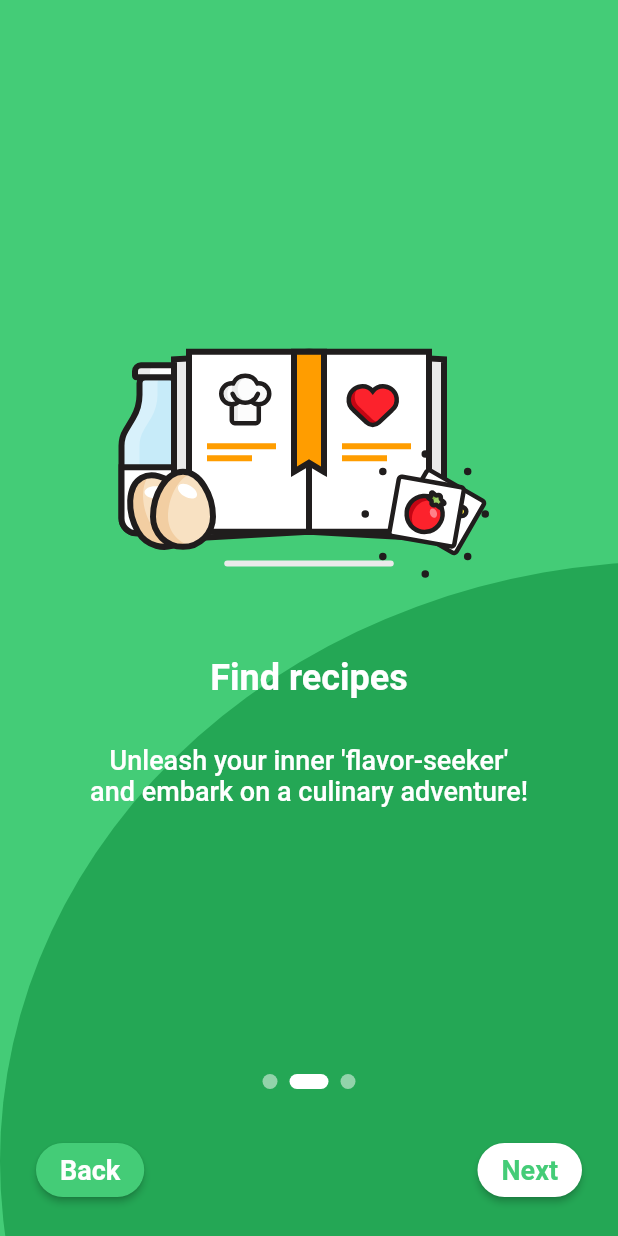
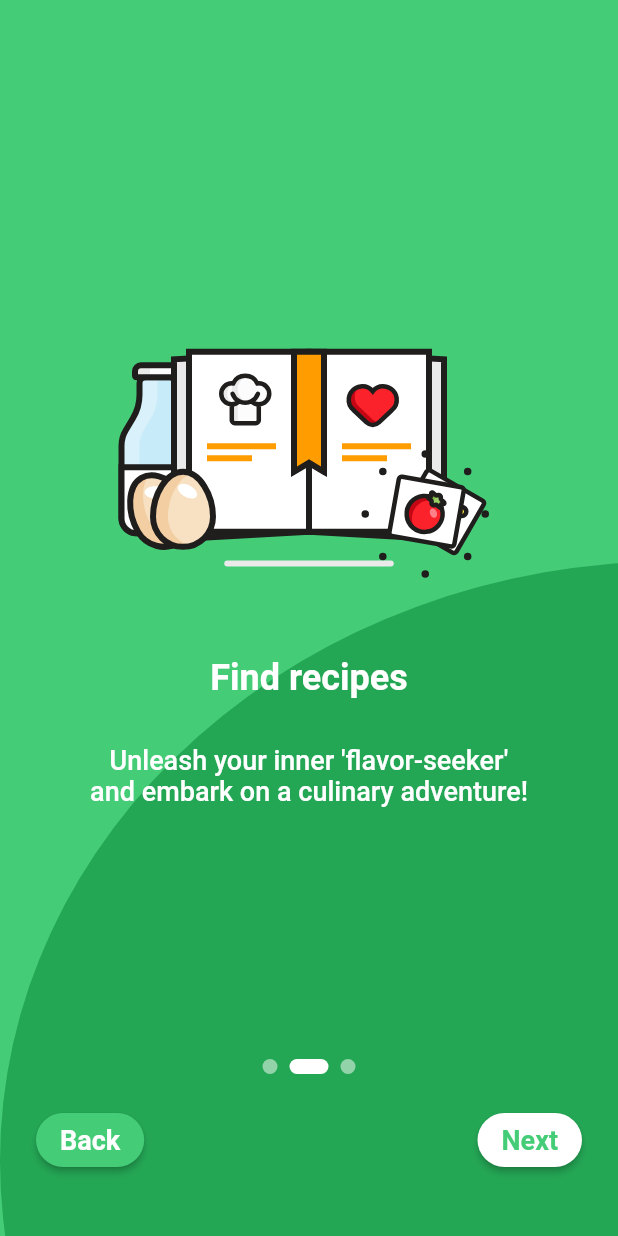
Before and after one commit to eivanphils/Tasty-Trove, a Flutter app: the screen it shows after launch, swiped to page 2, on a phone screen of 412 x 824 dp. Run offline on Flutter 3.47's test engine with Material 2 defaults, Android fonts, the phone set to English and light mode, and no system bars; our stand-ins replace lottie.

Commit message:
Ajuste de botones

```diff
--- a/lib/screens/get_started_screen.dart
+++ b/lib/screens/get_started_screen.dart
@@ -186,7 +186,7 @@ class _PaginationInfo extends StatelessWidget {
       valueListenable: selectedIndex,
       builder: (context, index, child) {
         return Padding(
-          padding: const EdgeInsets.only(top: 16, bottom: 10),
+          padding: const EdgeInsets.only(top: 16),
           child: Wrap(
               spacing: 8,
               children: List.generate(3, (indexIndicator) {
@@ -221,7 +221,7 @@ class _BottomPagination extends StatelessWidget {
       valueListenable: selectedIndex,
       builder: (context, index, child) {
         return Padding(
-          padding: const EdgeInsets.symmetric(vertical: 20, horizontal: 24),
+          padding: const EdgeInsets.only(top: 20, bottom: 40, left: 24, right: 24),
           child: Row(
               // mainAxisAlignment: MainAxisAlignment.spaceEvenly,
               // mainAxisAlignment: MainAxisAlignment.spaceAround,
```
